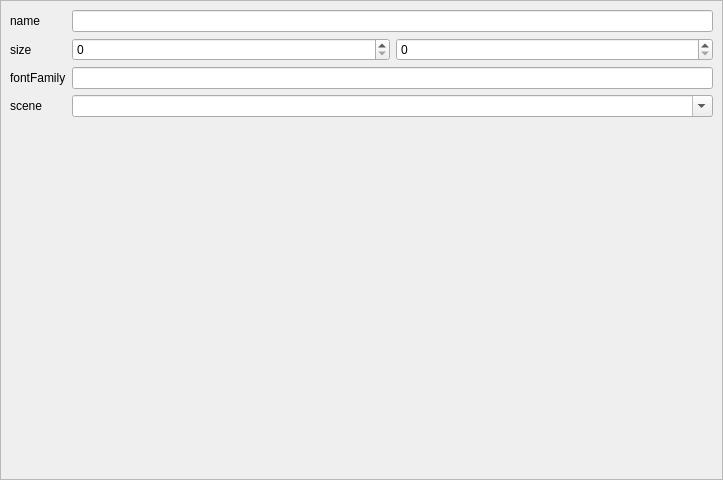
The window that creator/src/n_config_app_widget.ui (h13i32maru/navyjs-legacy2) describes before a commit, drawn with Qt 5.
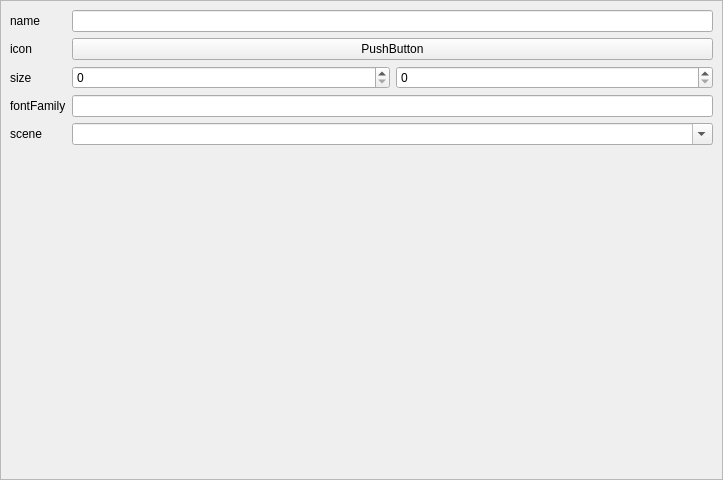
The same window after the commit. Custom widgets are drawn as their Qt base class.

Commit message: touch iconを指定できるようにcreatorの実装をした.

Patch:
```diff
--- a/creator/src/n_config_app_widget.ui
+++ b/creator/src/n_config_app_widget.ui
@@ -50,47 +50,7 @@
       <enum>QFrame::Raised</enum>
      </property>
      <layout class="QGridLayout" name="gridLayout">
-      <item row="1" column="1">
-       <widget class="QSpinBox" name="appSizeWidth">
-        <property name="sizePolicy">
-         <sizepolicy hsizetype="Expanding" vsizetype="Fixed">
-          <horstretch>0</horstretch>
-          <verstretch>0</verstretch>
-         </sizepolicy>
-        </property>
-        <property name="maximum">
-         <number>9999</number>
-        </property>
-       </widget>
-      </item>
-      <item row="1" column="0">
-       <widget class="QLabel" name="label">
-        <property name="text">
-         <string>size</string>
-        </property>
-       </widget>
-      </item>
-      <item row="1" column="2">
-       <widget class="QSpinBox" name="appSizeHeight">
-        <property name="sizePolicy">
-         <sizepolicy hsizetype="Expanding" vsizetype="Fixed">
-          <horstretch>0</horstretch>
-          <verstretch>0</verstretch>
-         </sizepolicy>
-        </property>
-        <property name="maximum">
-         <number>9999</number>
-        </property>
-       </widget>
-      </item>
-      <item row="3" column="0">
-       <widget class="QLabel" name="label_2">
-        <property name="text">
-         <string>scene</string>
-        </property>
-       </widget>
-      </item>
-      <item row="4" column="1">
+      <item row="5" column="1">
        <spacer name="verticalSpacer">
         <property name="orientation">
          <enum>Qt::Vertical</enum>
@@ -103,7 +63,10 @@
         </property>
        </spacer>
       </item>
-      <item row="3" column="1" colspan="2">
+      <item row="0" column="1" colspan="2">
+       <widget class="QLineEdit" name="appName"/>
+      </item>
+      <item row="4" column="1" colspan="2">
        <widget class="NComboBox" name="appStartScene">
         <property name="sizePolicy">
          <sizepolicy hsizetype="Expanding" vsizetype="Fixed">
@@ -116,16 +79,29 @@
         </property>
        </widget>
       </item>
-      <item row="2" column="0">
-       <widget class="QLabel" name="label_3">
-        <property name="text">
-         <string>fontFamily</string>
-        </property>
-       </widget>
-      </item>
-      <item row="2" column="1" colspan="2">
+      <item row="3" column="1" colspan="2">
        <widget class="QLineEdit" name="appFontFamily"/>
       </item>
+      <item row="2" column="0">
+       <widget class="QLabel" name="label">
+        <property name="text">
+         <string>size</string>
+        </property>
+       </widget>
+      </item>
+      <item row="2" column="2">
+       <widget class="QSpinBox" name="appSizeHeight">
+        <property name="sizePolicy">
+         <sizepolicy hsizetype="Expanding" vsizetype="Fixed">
+          <horstretch>0</horstretch>
+          <verstretch>0</verstretch>
+         </sizepolicy>
+        </property>
+        <property name="maximum">
+         <number>9999</number>
+        </property>
+       </widget>
+      </item>
       <item row="0" column="0">
        <widget class="QLabel" name="label_4">
         <property name="text">
@@ -133,8 +109,46 @@
         </property>
        </widget>
       </item>
-      <item row="0" column="1" colspan="2">
-       <widget class="QLineEdit" name="appName"/>
+      <item row="1" column="0">
+       <widget class="QLabel" name="label_5">
+        <property name="text">
+         <string>icon</string>
+        </property>
+       </widget>
+      </item>
+      <item row="3" column="0">
+       <widget class="QLabel" name="label_3">
+        <property name="text">
+         <string>fontFamily</string>
+        </property>
+       </widget>
+      </item>
+      <item row="4" column="0">
+       <widget class="QLabel" name="label_2">
+        <property name="text">
+         <string>scene</string>
+        </property>
+       </widget>
+      </item>
+      <item row="2" column="1">
+       <widget class="QSpinBox" name="appSizeWidth">
+        <property name="sizePolicy">
+         <sizepolicy hsizetype="Expanding" vsizetype="Fixed">
+          <horstretch>0</horstretch>
+          <verstretch>0</verstretch>
+         </sizepolicy>
+        </property>
+        <property name="maximum">
+         <number>9999</number>
+        </property>
+       </widget>
+      </item>
+      <item row="1" column="1" colspan="2">
+       <widget class="NTextListSelector" name="appTouchIcon">
+        <property name="text">
+         <string>PushButton</string>
+        </property>
+       </widget>
       </item>
      </layout>
     </widget>
@@ -147,6 +161,11 @@
    <extends>QComboBox</extends>
    <header>extend/n_combo_box.h</header>
   </customwidget>
+  <customwidget>
+   <class>NTextListSelector</class>
+   <extends>QPushButton</extends>
+   <header>extend/n_text_list_selector.h</header>
+  </customwidget>
  </customwidgets>
  <resources/>
  <connections/>
```
The commit also changes 4 other files.
